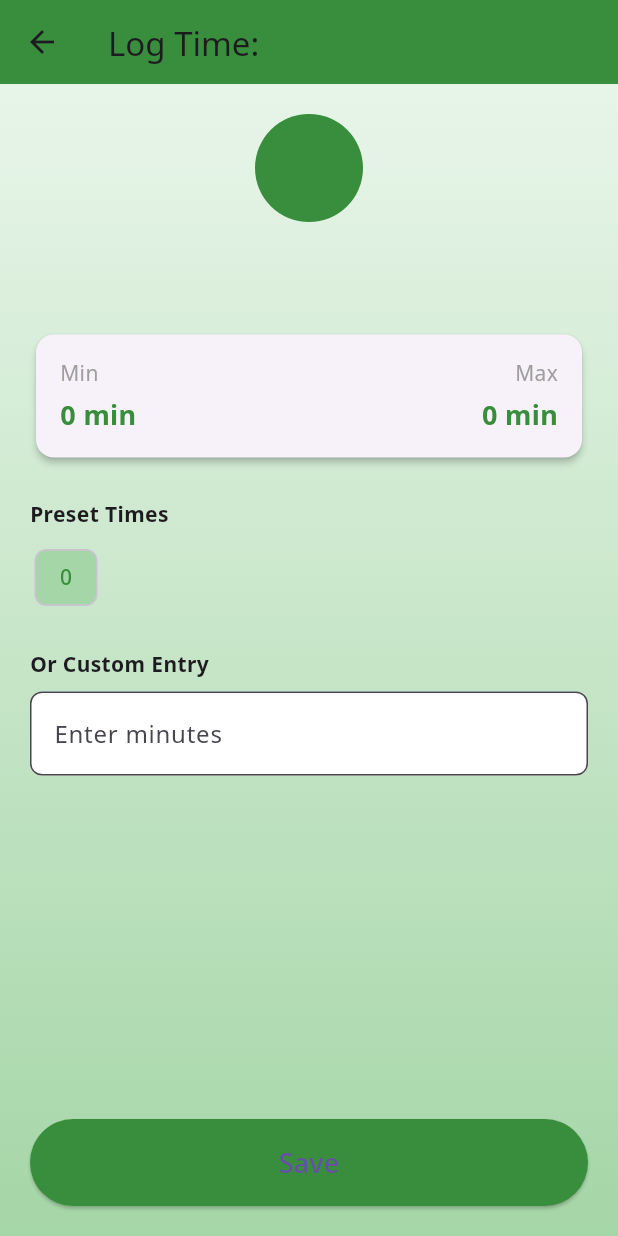
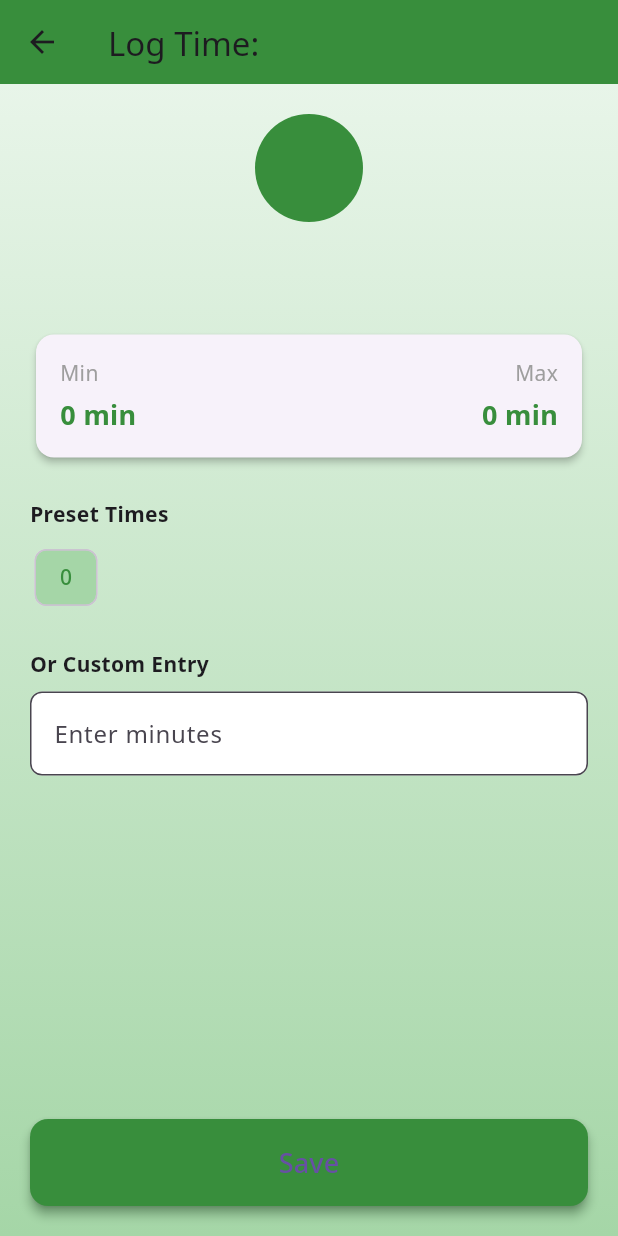
Before and after one commit to Udaychandra2356/CSUC-630-Group3, a Flutter app: the TimeEntryScreen screen opened directly with empty values, on a phone screen of 412 x 824 dp. Run offline on Flutter 3.47's test engine with Material 3 defaults, Android fonts, the phone set to English and light mode, and no system bars; our stand-ins replace cloud_firestore, firebase_auth, firebase_core, fl_chart, google_fonts, table_calendar; missing offline and left inert: firebase_ui_auth, firebase_ui_oauth_google; accounts and stored records are empty.

Commit message:
Added button shadow and rounded corners

```diff
--- a/lib/time_entry_screen.dart
+++ b/lib/time_entry_screen.dart
@@ -259,6 +259,11 @@ class _TimeEntryScreenState extends State<TimeEntryScreen> {
                   style: ElevatedButton.styleFrom(
                     backgroundColor: greenDark,
                     padding: const EdgeInsets.symmetric(vertical: 16),
+                    shape: RoundedRectangleBorder(
+                      borderRadius: BorderRadius.circular(12),
+                    ),
+                    elevation: 3,
+                    shadowColor: Colors.green.shade900,
                   ),
                   onPressed: () {
                     if (_formKey.currentState?.validate() ?? true) {
```
